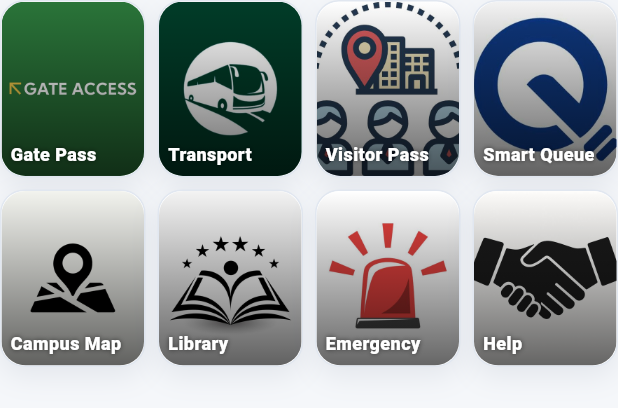
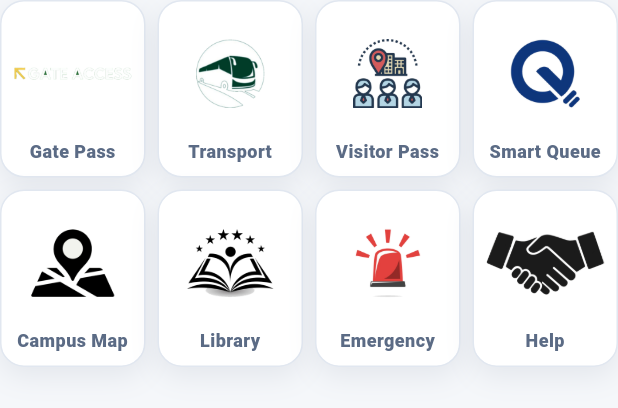
Before and after one commit to Muraripothuru/-Avit-campus-plus, a Flutter app: the _QuickServices widget shown alone on an empty page, opened directly with empty values, on a phone screen of 412 x 824 dp. Shown: the top 408 px of the screen. Run offline on Flutter 3.47's test engine with Material 3 defaults, Android fonts, the phone set to English and light mode, and no system bars; our stand-ins replace connectivity_plus, flutter_secure_storage, local_auth, qr_flutter; missing offline and left inert: mobile_scanner; accounts and stored records are empty.

Commit message:
Quick services: transparent icon-style PNGs centered in each tile

```diff
--- a/lib/widgets/avit_content_cards.dart
+++ b/lib/widgets/avit_content_cards.dart
@@ -46,52 +46,41 @@ class AVITServiceCard extends StatelessWidget {
     if (imageAsset != null) {
       return AVITAnimatedCard(
         onTap: onTap,
-        padding: EdgeInsets.zero,
-        child: ClipRRect(
-          borderRadius: AppRadius.card,
-          child: Stack(
-            fit: StackFit.expand,
-            children: <Widget>[
-              Image.asset(
-                imageAsset!,
-                fit: BoxFit.cover,
-                errorBuilder: (_, _, _) => Container(
-                  color: accent.withValues(alpha: 0.12),
-                  alignment: Alignment.center,
-                  child: Icon(icon, color: accent, size: 28),
-                ),
-              ),
-              const DecoratedBox(
-                decoration: BoxDecoration(
-                  gradient: LinearGradient(
-                    begin: Alignment.topCenter,
-                    end: Alignment.bottomCenter,
-                    colors: <Color>[Colors.transparent, Color(0x99000000)],
+        padding: const EdgeInsets.all(AppSpacing.sm),
+        child: LayoutBuilder(
+          builder: (BuildContext context, BoxConstraints constraints) {
+            final double imageHeight =
+                ((constraints.maxHeight - 36) * 0.72).clamp(40.0, 88.0);
+            return Column(
+              mainAxisAlignment: MainAxisAlignment.center,
+              children: <Widget>[
+                Expanded(
+                  child: Center(
+                    child: SizedBox(
+                      height: imageHeight,
+                      width: double.infinity,
+                      child: Image.asset(
+                        imageAsset!,
+                        fit: BoxFit.contain,
+                        errorBuilder: (_, _, _) =>
+                            Icon(icon, color: accent, size: 30),
+                      ),
+                    ),
                   ),
                 ),
-              ),
-              Positioned(
-                left: 6,
-                right: 6,
-                bottom: 6,
-                child: Text(
+                const SizedBox(height: 4),
+                Text(
                   title,
-                  maxLines: 2,
+                  maxLines: 1,
                   overflow: TextOverflow.ellipsis,
+                  textAlign: TextAlign.center,
                   style: text.labelMedium?.copyWith(
-                    color: AppColors.white,
                     fontWeight: FontWeight.w800,
-                    shadows: <Shadow>[
-                      Shadow(
-                        color: Colors.black.withValues(alpha: 0.6),
-                        blurRadius: 4,
-                      ),
-                    ],
                   ),
                 ),
-              ),
-            ],
-          ),
+              ],
+            );
+          },
         ),
       );
     }
```
Also changed, not shown: assets/images/services/campus_map.png, assets/images/services/emergency.png, assets/images/services/gate_pass.png, assets/images/services/help.png, assets/images/services/library.png, assets/images/services/smart_queue.png, assets/images/services/transport.png, assets/images/services/visitor_pass.png.
